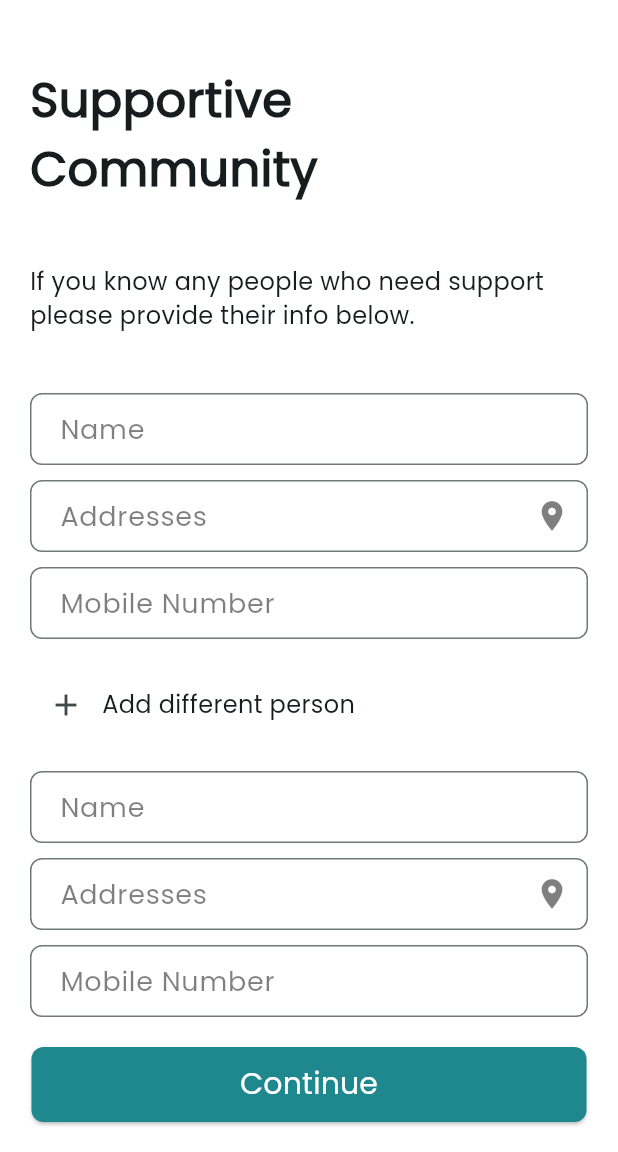
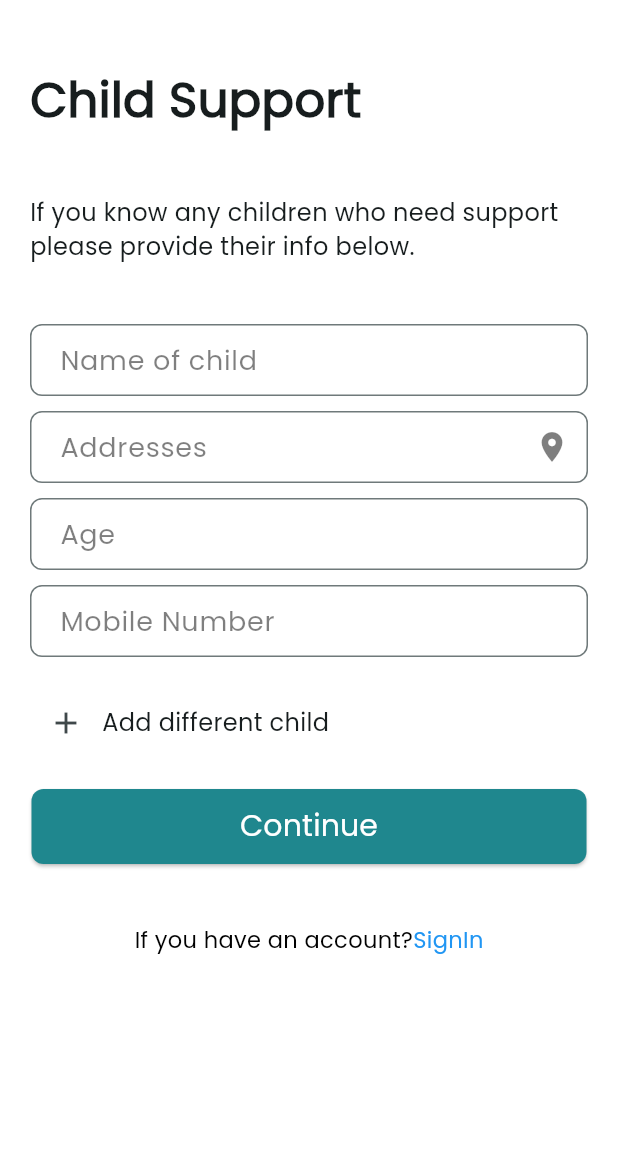
Before and after one commit to Narsinhpatel/donation_flutter_app, a Flutter app: the SupportiveCommunity screen opened by its route, after a tap on the "add" icon, after a tap on "Continue", on a phone screen of 412 x 824 dp, the part 84-1236 px from its top. Run offline on Flutter 3.47's test engine with Material 3 defaults, Android fonts, the phone set to English and light mode, and no system bars; our stand-ins replace get.

Commit message:
child-support-page-completed-narsinh

```diff
--- /dev/null
+++ b/lib/pages/auth_pages/child_support_page.dart
@@ -0,0 +1,152 @@
+import 'package:donation_flutter_app/utils/components/auth_component/child_support_fields.dart';
+import 'package:donation_flutter_app/utils/components/auth_component/supportive_page_fields.dart';
+import 'package:flutter/material.dart';
+import 'package:get/get.dart';
+import 'package:get/get_core/src/get_main.dart';
+
+import '../../utils/components/auth_component/auth_appbar.dart';
+
+class ChildSupport extends StatefulWidget {
+  const ChildSupport({super.key});
+
+  @override
+  State<ChildSupport> createState() => _ChildSupportState();
+}
+
+class _ChildSupportState extends State<ChildSupport> {
+  final TextEditingController nameController = TextEditingController();
+  final TextEditingController addressesController = TextEditingController();
+
+  final TextEditingController passwordController = TextEditingController();
+  final TextEditingController mobileNumberController = TextEditingController();
+  bool showAdditionalFields = false;
+  final GlobalKey<FormState> _formKey = GlobalKey<FormState>();
+  @override
+  Widget build(BuildContext context) {
+    return  Scaffold(
+      backgroundColor: Colors.white,
+      appBar: const AuthAppBar(),
+      body: SingleChildScrollView(
+        child: Container(
+          margin: const EdgeInsets.only(left: 20, right: 20),
+          child: Form(
+            key: _formKey,
+            child: Column(
+              children: [
+                const SizedBox(height: 40),
+                Container(
+                  alignment: Alignment.topLeft,
+                  child: const Text(
+                    '''Child Support''',
+                    style: TextStyle(fontWeight: FontWeight.w600, fontSize: 32),
+                  ),
+                ),
+                const SizedBox(height: 40),
+                Container(
+                  alignment: Alignment.topLeft,
+                  child: const Text(
+                    '''If you know any children who need support \nplease provide their info below.''',
+                    style: TextStyle(fontWeight: FontWeight.w400, fontSize: 16),
+                  ),
+                ),
+                const SizedBox(height: 40),
+                const ChildSupportFields(),
+
+                const SizedBox(height: 20),
+
+
+                Row(
+                  children: [
+                    IconButton(
+                      onPressed: () {
+                        setState(() {
+                          showAdditionalFields = !showAdditionalFields;
+                        });
+                      },
+                      icon: const Icon(Icons.add),
+                    ),
+                    const Text(
+                      "Add different child",
+                      style: TextStyle(fontSize: 16, fontWeight: FontWeight.w400),
+                    )
+                  ],
+                ),
+                const SizedBox(height: 20),
+                if (showAdditionalFields) ...[
+                  const Align(
+                    alignment: Alignment.centerLeft,
+                    child: Text(
+                      'The child supporter',
+                      style: TextStyle(
+                        fontWeight: FontWeight.w600,
+                        fontSize: 20,
+                      ),
+                    ),
+                  ),
+                  const SizedBox(height: 20),
+                  const ChildSupportFields(),
+                  const SizedBox(height: 20),
+                ],
+
+                ElevatedButton(
+                  onPressed: () {
+                    if (_formKey.currentState!.validate()) {
+
+                      Get.toNamed("/child_support");
+                    }
+                  },
+                  style: ElevatedButton.styleFrom(
+                    backgroundColor: const Color(0xFF1F878E),
+                    minimumSize: const Size(370, 50),
+                    padding: const EdgeInsets.all(10),
+                    shape: RoundedRectangleBorder(
+                      borderRadius: BorderRadius.circular(8),
+                    ),
+                  ),
+                  child: const Text(
+                    'Continue',
+                    style: TextStyle(
+                        color: Colors.white,
+                        fontSize: 20,
+                        fontWeight: FontWeight.w500),
+                  ),
+                ),
+                const SizedBox(height: 20),
+
+                const SizedBox(height: 20),
+                Row(
+                  mainAxisAlignment: MainAxisAlignment.center,
+                  crossAxisAlignment: CrossAxisAlignment.end,
+                  children: [
+                    const Text(
+                      "If you have an account?",
+                      style: TextStyle(
+                        fontSize: 15,
+                        fontWeight: FontWeight.w400,
+                        color: Colors.black,
+                      ),
+                    ),
+                    GestureDetector(
+                      onTap: () {
+                        Get.toNamed("/signin");
+                      },
+                      child: const Text(
+                        'SignIn',
+                        style: TextStyle(
+                          fontSize: 15,
+                          fontWeight: FontWeight.w400,
+                          color: Colors.blue,
+                        ),
+                      ),
+                    ),
+                  ],
+                ),
+
+              ],
+            ),
+          ),
+        ),
+      ),
+    );
+  }
+}
--- a/lib/pages/auth_pages/signup_page.dart
+++ b/lib/pages/auth_pages/signup_page.dart
@@ -33,15 +33,15 @@ class _SignupState extends State<Signup> {
     });
   }
 
-  String? validateName(String value) {
-    if (value.isEmpty) {
+  String? validateName(String ?value) {
+    if (value == null || value.isEmpty) {
       return 'Please enter your name';
     }
     return null;
   }
 
-  String? validateEmail(String value) {
-    if (value.isEmpty) {
+  String? validateEmail(String ?value) {
+    if (value == null || value.isEmpty) {
       return 'Please enter your email';
     } else if (!GetUtils.isEmail(value)) {
       return 'Please enter a valid email';
@@ -49,8 +49,8 @@ class _SignupState extends State<Signup> {
     return null;
   }
 
-  String? validateConfirmEmail(String value) {
-    if (value.isEmpty) {
+  String? validateConfirmEmail(String ?value) {
+    if (value == null || value.isEmpty) {
       return 'Please confirm your email';
     } else if (value != emailController.text) {
       return 'Emails do not match';
@@ -58,8 +58,8 @@ class _SignupState extends State<Signup> {
     return null;
   }
 
-  String? validatePassword(String value) {
-    if (value.isEmpty) {
+  String? validatePassword(String ?value) {
+    if (value == null || value.isEmpty) {
       return 'Please enter your password';
     } else if (value.length < 6) {
       return 'Password must be at least 6 characters long';
@@ -67,8 +67,8 @@ class _SignupState extends State<Signup> {
     return null;
   }
 
-  String? validateMobileNumber(String value) {
-    if (value.isEmpty) {
+  String? validateMobileNumber(String ?value) {
+    if (value == null || value.isEmpty) {
       return 'Please enter your mobile number';
     }
     return null;
@@ -119,8 +119,9 @@ class _SignupState extends State<Signup> {
                               color: Colors.black.withOpacity(0.5)),
                         ),
                       ),
-                    //  validator: validateName,
+                      validator: validateName,
                     ),
+
                     const SizedBox(height: 10),
                     TextFormField(
                       controller: emailController,
@@ -144,7 +145,7 @@ class _SignupState extends State<Signup> {
                               color: Colors.black.withOpacity(0.5)),
                         ),
                       ),
-                    //  validator: validateEmail,
+                     validator: validateEmail,
                     ),
                     const SizedBox(height: 10),
                     TextFormField(
@@ -169,7 +170,7 @@ class _SignupState extends State<Signup> {
                               color: Colors.black.withOpacity(0.5)),
                         ),
                       ),
-                    //  validator: validateConfirmEmail,
+                      validator: validateConfirmEmail,
                     ),
                     const SizedBox(height: 10),
                     TextFormField(
@@ -204,7 +205,7 @@ class _SignupState extends State<Signup> {
                           onPressed: toggleVisibility,
                         ),
                       ),
-                    //  validator: validatePassword,
+                     validator: validatePassword,
                     ),
                     const SizedBox(height: 10),
                     Row(
@@ -292,7 +293,7 @@ class _SignupState extends State<Signup> {
                                         color: Colors.black.withOpacity(0.5)),
                                   ),
                                 ),
-                             //   validator: validateMobileNumber,
+
                               ),
                             ),
                           ),
--- a/lib/pages/auth_pages/supportive_comm_page.dart
+++ b/lib/pages/auth_pages/supportive_comm_page.dart
@@ -80,7 +80,7 @@ class _SupportiveCommunityState extends State<SupportiveCommunity> {
                 onPressed: () {
                   if (_formKey.currentState!.validate()) {
 
-                    Get.toNamed("/supportive_community");
+                    Get.toNamed("/child_support");
                   }
                 },
                 style: ElevatedButton.styleFrom(
--- a/lib/routes/routes.dart
+++ b/lib/routes/routes.dart
@@ -1,3 +1,4 @@
+import 'package:donation_flutter_app/pages/auth_pages/child_support_page.dart';
 import 'package:donation_flutter_app/pages/auth_pages/forget_password_page.dart';
 import 'package:donation_flutter_app/pages/auth_pages/signin_page.dart';
 import 'package:donation_flutter_app/pages/auth_pages/signup_page.dart';
@@ -37,5 +38,9 @@ appRoutes()=>[
     name: '/supportive_community',
     page: () => const SupportiveCommunity(),
   ),
+  GetPage(
+    name: '/child_support',
+    page: () => const ChildSupport(),
+  ),
 
 ];
--- /dev/null
+++ b/lib/utils/components/auth_component/child_support_fields.dart
@@ -0,0 +1,124 @@
+import 'package:flutter/material.dart';
+
+class ChildSupportFields extends StatefulWidget {
+  const ChildSupportFields({super.key});
+
+  @override
+  State<ChildSupportFields> createState() => _ChildSupportFieldsState();
+}
+
+class _ChildSupportFieldsState extends State<ChildSupportFields> {
+  @override
+  Widget build(BuildContext context) {
+    return     Column(
+      children: [
+        TextFormField(
+          // controller: nameController,
+          decoration: InputDecoration(
+            hintText: "Name of child",
+            hintStyle: TextStyle(
+              fontWeight: FontWeight.w500,
+              fontSize: 18,
+              color: Colors.black.withOpacity(0.5),
+            ),
+            contentPadding: const EdgeInsets.symmetric(
+                vertical: 7, horizontal: 16),
+            border: OutlineInputBorder(
+              borderRadius: BorderRadius.circular(8.0),
+              borderSide: BorderSide(
+                  color: Colors.black.withOpacity(0.5)),
+            ),
+            focusedBorder: OutlineInputBorder(
+              borderRadius: BorderRadius.circular(8.0),
+              borderSide: BorderSide(
+                  color: Colors.black.withOpacity(0.5)),
+            ),
+          ),
+        ),
+        const SizedBox(height: 10),
+        TextFormField(
+          //controller: addressesController,
+          decoration: InputDecoration(
+            hintText: "Addresses",
+            hintStyle: TextStyle(
+              fontWeight: FontWeight.w500,
+              fontSize: 18,
+              color: Colors.black.withOpacity(0.5),
+            ),
+            contentPadding: const EdgeInsets.symmetric(
+                vertical: 7, horizontal: 16),
+            border: OutlineInputBorder(
+              borderRadius: BorderRadius.circular(8.0),
+              borderSide: BorderSide(
+                  color: Colors.black.withOpacity(0.5)),
+            ),
+            focusedBorder: OutlineInputBorder(
+              borderRadius: BorderRadius.circular(8.0),
+              borderSide: BorderSide(
+                  color: Colors.black.withOpacity(0.5)),
+            ),
+            suffixIcon: IconButton(
+              onPressed: () {
+                // Handle IconButton onPressed event here
+              },
+              icon: Icon(Icons.place,color: Colors.black.withOpacity(0.5),),
+            ),
+          ),
+        ),
+        const SizedBox(height: 10),
+        TextFormField(
+          // controller: mobileNumberController,
+          decoration: InputDecoration(
+            hintText: "Age",
+            hintStyle: TextStyle(
+              fontWeight: FontWeight.w500,
+              fontSize: 18,
+              color: Colors.black.withOpacity(0.5),
+            ),
+            contentPadding: const EdgeInsets.symmetric(
+                vertical: 7, horizontal: 16),
+            border: OutlineInputBorder(
+              borderRadius: BorderRadius.circular(8.0),
+              borderSide: BorderSide(
+                  color: Colors.black.withOpacity(0.5)),
+            ),
+            focusedBorder: OutlineInputBorder(
+              borderRadius: BorderRadius.circular(8.0),
+              borderSide: BorderSide(
+                  color: Colors.black.withOpacity(0.5)),
+            ),
+          ),
+        ),
+
+        const SizedBox(height: 10),
+        TextFormField(
+          // controller: mobileNumberController,
+          decoration: InputDecoration(
+            hintText: "Mobile Number",
+            hintStyle: TextStyle(
+              fontWeight: FontWeight.w500,
+              fontSize: 18,
+              color: Colors.black.withOpacity(0.5),
+            ),
+            contentPadding: const EdgeInsets.symmetric(
+                vertical: 7, horizontal: 16),
+            border: OutlineInputBorder(
+              borderRadius: BorderRadius.circular(8.0),
+              borderSide: BorderSide(
+                  color: Colors.black.withOpacity(0.5)),
+            ),
+            focusedBorder: OutlineInputBorder(
+              borderRadius: BorderRadius.circular(8.0),
+              borderSide: BorderSide(
+                  color: Colors.black.withOpacity(0.5)),
+            ),
+          ),
+        ),
+
+
+
+
+      ],
+    );
+  }
+}
```
